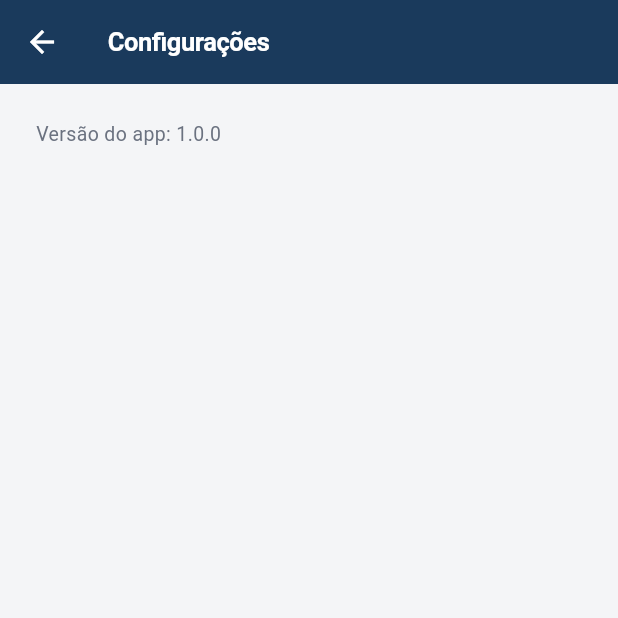
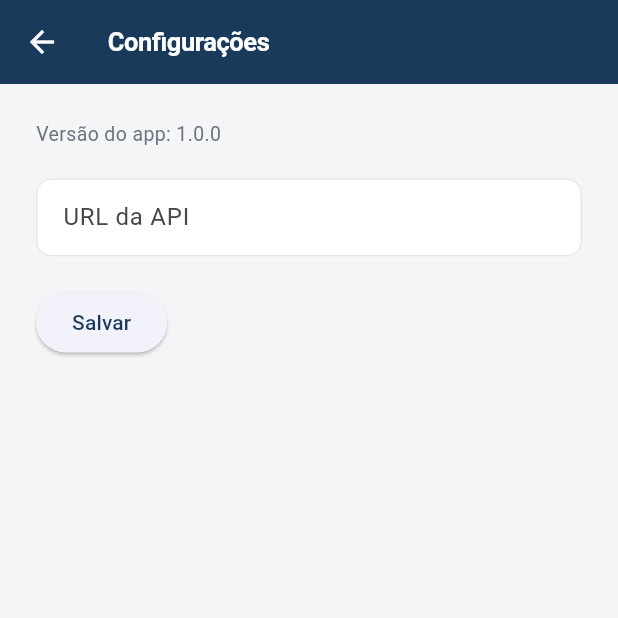
Before and after one commit to PauloH-Tech/Aplicativo-de-escalas, a Flutter app: the screen it shows after launch, item 2 of the bottom bar chosen, after a tap on the "settings" icon, on a phone screen of 412 x 824 dp, the top half of it. Run offline on Flutter 3.47's test engine with Material 3 defaults, Android fonts, the phone set to English and light mode, and no system bars; our stand-ins replace flutter_slidable, shared_preferences; network calls fail.

Commit message:
Novas implementacoes

```diff
--- /dev/null
+++ b/lib/config/app_config.dart
@@ -0,0 +1,19 @@
+import 'package:shared_preferences/shared_preferences.dart';
+
+class AppConfig {
+  static const String _key = 'api_url';
+  static String apiUrl = '';
+
+  static Future<void> init() async {
+    final prefs = await SharedPreferences.getInstance();
+    apiUrl = prefs.getString(_key) ?? '';
+  }
+
+  static Future<void> setApiUrl(String url) async {
+    final prefs = await SharedPreferences.getInstance();
+    await prefs.setString(_key, url);
+    apiUrl = url;
+  }
+
+
+}
--- a/lib/main.dart
+++ b/lib/main.dart
@@ -1,9 +1,14 @@
 import 'package:flutter/material.dart';
 import 'package:flutter_localizations/flutter_localizations.dart';
 import 'package:sistema_escalas_front/screens/home_screen.dart';
+import 'config/app_config.dart';
 import 'widgets/app_theme.dart';
 
-void main() {
+void main() async {
+  WidgetsFlutterBinding.ensureInitialized();
+
+  await AppConfig.init();
+
   runApp(const EscalaExtraApp());
 }
 
--- a/lib/models/militar_fila.dart
+++ b/lib/models/militar_fila.dart
@@ -5,7 +5,7 @@ class MilitarFila {
   final String id;
   final String nome;
   final Graduacao graduacao;
-  final DateTime dtUltimaEscala;
+  final DateTime? dtUltimaEscala;
   final TipoAfastamento? tpAfastamento;
   final int qtEscalas;
 
@@ -23,7 +23,7 @@ class MilitarFila {
         id: j['idMilitar'],
         nome: j['nome'],
         graduacao: Graduacao.fromString(j['graduacao']),
-        dtUltimaEscala: DateTime.parse(j['dtUltimaEscala']),
+        dtUltimaEscala: j['dtUltimaEscala'] != null ? DateTime.parse(j['dtUltimaEscala']) : null,
         tpAfastamento: j['tpAfastamento'] != null ? TipoAfastamento.fromString(j['tpAfastamento']) : null,
         qtEscalas: j['qtEscalas']);
   }
--- a/lib/screens/afastamento_screen.dart
+++ b/lib/screens/afastamento_screen.dart
@@ -168,7 +168,7 @@ class _AfastamentoScreenState extends State<AfastamentoScreen> {
             backgroundColor: AppTheme.primary,
             foregroundColor: Colors.white,
             icon: const Icon(Icons.add),
-            label: const Text('Novo Afastament'),
+            label: const Text('Novo Afastamento'),
           ),
         ),
       ],
--- a/lib/screens/configurations_screen.dart
+++ b/lib/screens/configurations_screen.dart
@@ -1,4 +1,5 @@
 import 'package:flutter/material.dart';
+import 'package:sistema_escalas_front/config/app_config.dart';
 import '../../widgets/app_theme.dart';
 
 class ConfiguracoesScreen extends StatefulWidget {
@@ -9,8 +10,21 @@ class ConfiguracoesScreen extends StatefulWidget {
 }
 
 class _ConfiguracoesScreenState extends State<ConfiguracoesScreen> {
+  final TextEditingController urlController = TextEditingController();
+
   @override
-  Widget build(BuildContext context) => Scaffold(
+  void initState() {
+    super.initState();
+    carregar();
+  }
+
+  Future<void> carregar() async {
+    urlController.text = AppConfig.apiUrl;
+  }
+
+  @override
+  Widget build(BuildContext context) =>
+      Scaffold(
         appBar: AppBar(title: const Text('Configurações')),
         body: Padding(
           padding: const EdgeInsets.all(24),
@@ -21,6 +35,21 @@ class _ConfiguracoesScreenState extends State<ConfiguracoesScreen> {
                 'Versão do app: 1.0.0',
                 style: TextStyle(color: AppTheme.textSecondary, fontSize: 13),
               ),
+              const SizedBox(height: 20),
+              TextField(
+                controller: urlController,
+                decoration: InputDecoration(
+                  labelText: 'URL da API',
+                  border: OutlineInputBorder(),
+                ),
+              ),
+              const SizedBox(height: 20),
+              ElevatedButton(onPressed: () async {
+                await AppConfig.setApiUrl(urlController.text);
+
+                ScaffoldMessenger.of(context).showSnackBar(
+                  SnackBar(content: Text('URL salva!')),);
+              }, child: Text('Salvar')),
             ],
           ),
         ),
--- a/lib/screens/militares_screen.dart
+++ b/lib/screens/militares_screen.dart
@@ -96,7 +96,6 @@ class _MilitaresScreenState extends State<MilitaresScreen> {
                         ),
                         onPressed: () => _abrirFormulario(m),
                       ),
-                      onTap: () => _abrirFormulario(m),
                     ),
                   );
                 },
--- a/lib/screens/rodada_screen.dart
+++ b/lib/screens/rodada_screen.dart
@@ -1,5 +1,6 @@
 import 'package:flutter/material.dart';
 import 'package:intl/intl.dart';
+import 'package:sistema_escalas_front/screens/detalhes_rodada_screen.dart';
 import 'package:sistema_escalas_front/widgets/feedback_views.dart';
 
 import '../models/Rodada.dart';
@@ -18,7 +19,6 @@ class _RodadaScreenState extends State<RodadaScreen> {
   bool _loanding = true;
   String? _erro;
   final _fmt = DateFormat('dd/MM/yyyy');
-
 
   @override
   void initState() {
@@ -71,9 +71,8 @@ class _RodadaScreenState extends State<RodadaScreen> {
     } catch (e) {
       // print(e.toString());
       ScaffoldMessenger.of(context).showSnackBar(
-          SnackBar(
-            content: Text('Erro: $e'),
-            backgroundColor: AppTheme.danger,));
+        SnackBar(content: Text('Erro: $e'), backgroundColor: AppTheme.danger),
+      );
     }
   }
 
@@ -84,8 +83,12 @@ class _RodadaScreenState extends State<RodadaScreen> {
 
     return Stack(
       children: [
-        _rodadas.isEmpty ? const EmptyView(message: 'Nenhuma rodada cadastrada',
-          icon: Icons.calendar_today_outlined) : ListView.builder(
+        _rodadas.isEmpty
+            ? const EmptyView(
+                message: 'Nenhuma rodada cadastrada',
+                icon: Icons.calendar_today_outlined,
+              )
+            : ListView.builder(
                 padding: const EdgeInsets.only(top: 8, bottom: 80),
                 itemCount: _rodadas.length,
                 itemBuilder: (ctx, i) {
@@ -104,11 +107,29 @@ class _RodadaScreenState extends State<RodadaScreen> {
                       //   // ),
                       //   child: Icon(Icons.calendar_today_outlined),
                       // ),
-                title: Text('Rodada ${_fmt.format(r.data)}',
-                style: const TextStyle(
-                  fontWeight: FontWeight.w600)),
-                subtitle: Text('1 militar(res) escalados (exemplo)'),
-                trailing: const Icon(Icons.chevron_right, color: AppTheme.textSecondary,),
+                      title: Text(
+                        'Rodada ${_fmt.format(r.data)}',
+                        style: const TextStyle(fontWeight: FontWeight.w600),
+                      ),
+                      subtitle: r.escalados.isEmpty
+                          ? Text('Nenhum militar escalado')
+                          : r.escalados.length == 1
+                          ? Text('${r.escalados.length} militar escalado')
+                          : Text('${r.escalados.length} militares escalados'),
+                      trailing: r.escalados.isNotEmpty
+                          ? IconButton(
+                              onPressed: () => Navigator.push(
+                                context,
+                                MaterialPageRoute(
+                                  builder: (_) => DetalhesRodadaScreen(
+                                    escalados: r.escalados,
+                                  ),
+                                ),
+                              ),
+                              icon: Icon(Icons.chevron_right),
+                              color: AppTheme.textSecondary,
+                            )
+                          : null,
                     ),
                   );
                 },
@@ -123,7 +144,7 @@ class _RodadaScreenState extends State<RodadaScreen> {
             icon: const Icon(Icons.add),
             label: const Text('Nova Rodada'),
           ),
-        )
+        ),
       ],
     );
   }
--- a/lib/services/api_service.dart
+++ b/lib/services/api_service.dart
@@ -1,6 +1,7 @@
 import 'dart:convert';
 
 import 'package:http/http.dart' as http;
+import 'package:sistema_escalas_front/config/app_config.dart';
 import 'package:sistema_escalas_front/utils/erro_resposta.dart';
 
 class ApiException implements Exception {
@@ -14,26 +15,32 @@ class ApiException implements Exception {
 }
 
 class ApiService {
-  static final String _baseUrl = 'http://127.0.0.1:8082';
+  //url localhost
+  // static final String _baseUrl = 'http://127.0.0.1:8082';
 
+  //url localhost devices
   // static final String _baseUrl = 'http://192.168.1.6:8082';
 
+  //url produção
+  // static final String _baseUrl = 'http://54.207.44.155:8080';
+
+
   static Future<dynamic> get(String path, dynamic pathVariable) async {
-    // print(pathVariable);
     final http.Response res;
     if (pathVariable == null) {
       res = await http.get(
-        Uri.parse('$_baseUrl$path'),
+        Uri.parse('${AppConfig.apiUrl}$path'),
         headers: {'Content-Type': 'application/json'},
-      );
+      )/*.timeout(Duration(seconds: 5))*/;
     } else {
       res = await http.get(
-        Uri.parse('$_baseUrl$path/$pathVariable'),
+        Uri.parse('${AppConfig.apiUrl}$path/$pathVariable'),
         headers: {'Content-Type': 'application/json'},
-      );
+      )/*.timeout(Duration(seconds: 5))*/;
     }
     // print(res.statusCode);
     // print(res.body);
+    // print(res.request?.url);
 
     return _handle(res);
   }
@@ -47,13 +54,13 @@ class ApiService {
     // print(body);
     if (pathVariable == null) {
       res = await http.post(
-        Uri.parse('$_baseUrl$path'),
+        Uri.parse('${AppConfig.apiUrl}$path'),
         headers: {'Content-Type': 'application/json'},
         body: jsonEncode(body),
       );
     } else {
       res = await http.post(
-        Uri.parse('$_baseUrl$path/$pathVariable'),
+        Uri.parse('${AppConfig.apiUrl}$path/$pathVariable'),
         headers: {'Content-Type': 'application/json'},
         body: jsonEncode(body),
       );
@@ -69,13 +76,13 @@ class ApiService {
     final http.Response res;
     if (pathVariable == null) {
       res = await http.put(
-        Uri.parse('$_baseUrl$path'),
+        Uri.parse('${AppConfig.apiUrl}$path'),
         headers: {'Content-Type': 'application/json'},
         body: jsonEncode(body),
       );
     } else {
       res = await http.put(
-        Uri.parse('$_baseUrl$path/$pathVariable'),
+        Uri.parse('${AppConfig.apiUrl}$path/$pathVariable'),
         headers: {'Content-Type': 'application/json'},
         body: jsonEncode(body),
       );
--- a/lib/services/militar_service.dart
+++ b/lib/services/militar_service.dart
@@ -3,8 +3,8 @@ import 'package:sistema_escalas_front/services/api_service.dart';
 
 class MilitarService {
   static Future<List<Militar>> listarTodos() async {
-    final data = await ApiService.get('/militar', null);
-    return (data as List).map((j) => Militar.fromJson(j)).toList();
+    // final data = await ApiService.get('/militar', null);
+    // return (data as List).map((j) => Militar.fromJson(j)).toList();
 
     return [
       Militar(
--- a/lib/services/rodada_service.dart
+++ b/lib/services/rodada_service.dart
@@ -6,13 +6,13 @@ import '../models/Rodada.dart';
 
 class RodadaService {
   static Future<List<Rodada>> listarTodas() async {
-    final data = await ApiService.get('/rodada', null);
-    return (data as List).map((j) => Rodada.fromJson(j)).toList();
+    // final data = await ApiService.get('/rodada', null);
+    // return (data as List).map((j) => Rodada.fromJson(j)).toList();
 
     return [
-      Rodada(id: '1', data: DateTime(2026,06,30)),
-      Rodada(id: '2', data: DateTime(2026,07,05)),
-      Rodada(id: '3', data: DateTime(2026,07,12)),
+      Rodada(id: '1', data: DateTime(2026,06,30), escalados: []),
+      Rodada(id: '2', data: DateTime(2026,07,05), escalados: []),
+      Rodada(id: '3', data: DateTime(2026,07,12), escalados: []),
     ];
   }
 
```
Also changed, not shown: lib/models/Rodada.dart (+11 -3 lines), lib/models/escala_extra.dart (+12 -6 lines), lib/screens/detalhes_rodada_screen.dart (added, +32 -0 lines), lib/services/afastamento_service.dart (+28 -28 lines), 1 other file. Lines whose indentation alone changed are shown as unchanged.
